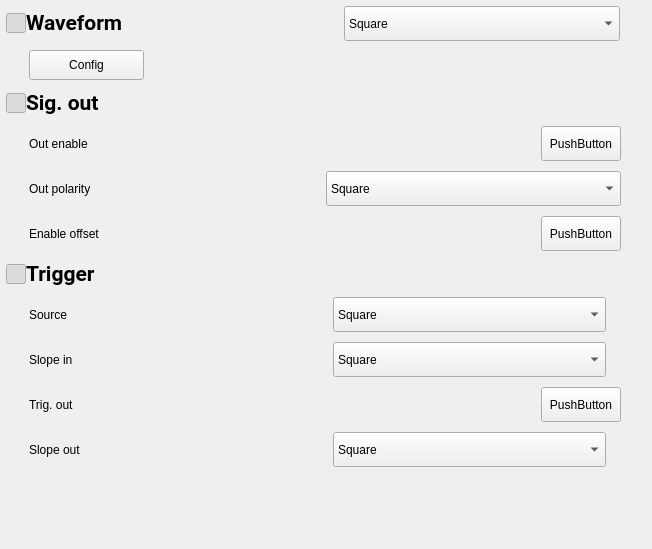
DoND8xforce/tas7061, file tas7061bb/widgets/wgContentHmf2550/wgContentHmf2550.ui: the form before one commit.
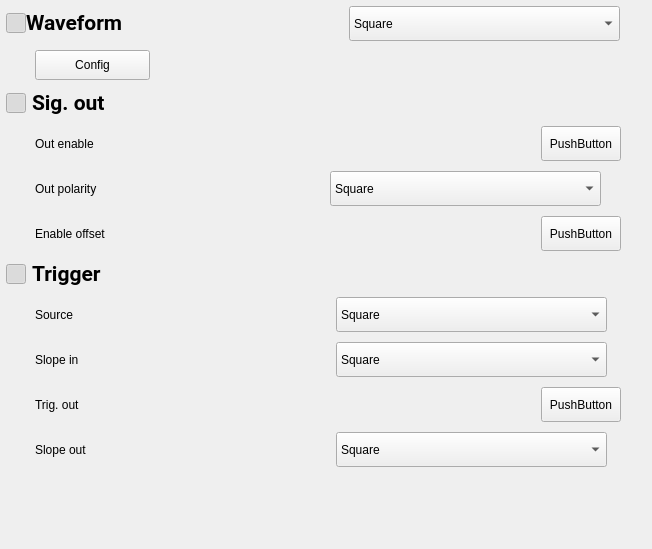
The form after the commit. Icons and pictures are not drawn.

Patch:
```diff
--- a/tas7061bb/widgets/wgContentHmf2550/wgContentHmf2550.ui
+++ b/tas7061bb/widgets/wgContentHmf2550/wgContentHmf2550.ui
@@ -132,13 +132,13 @@
            </property>
            <property name="minimumSize">
             <size>
-             <width>276</width>
+             <width>271</width>
              <height>35</height>
             </size>
            </property>
            <property name="maximumSize">
             <size>
-             <width>276</width>
+             <width>271</width>
              <height>16777215</height>
             </size>
            </property>
@@ -194,7 +194,7 @@
           <item>
            <layout class="QHBoxLayout" name="horizontalLayout">
             <property name="leftMargin">
-             <number>14</number>
+             <number>20</number>
             </property>
             <item>
              <widget class="QPushButton" name="pushButton_8">
@@ -237,7 +237,7 @@
        <item>
         <layout class="QHBoxLayout" name="horizontalLayout_5">
          <property name="spacing">
-          <number>0</number>
+          <number>6</number>
          </property>
          <item>
           <widget class="QPushButton" name="btnSignalOut">
@@ -337,10 +337,10 @@
           <item>
            <layout class="QGridLayout" name="gridLayout">
             <property name="leftMargin">
-             <number>14</number>
+             <number>20</number>
             </property>
             <property name="horizontalSpacing">
-             <number>226</number>
+             <number>224</number>
             </property>
             <property name="verticalSpacing">
              <number>10</number>
@@ -386,10 +386,16 @@
              <widget class="QComboBox" name="comboBox_2">
               <property name="minimumSize">
                <size>
-                <width>273</width>
+                <width>271</width>
                 <height>35</height>
                </size>
               </property>
+              <property name="maximumSize">
+               <size>
+                <width>271</width>
+                <height>16777215</height>
+               </size>
+              </property>
               <item>
                <property name="text">
                 <string>Square</string>
@@ -471,7 +477,7 @@
        <item>
         <layout class="QHBoxLayout" name="horizontalLayout_11">
          <property name="spacing">
-          <number>0</number>
+          <number>6</number>
          </property>
          <item>
           <widget class="QPushButton" name="btnTrigger">
@@ -568,10 +574,10 @@
           <item>
            <layout class="QGridLayout" name="gridLayout_2">
             <property name="leftMargin">
-             <number>14</number>
+             <number>20</number>
             </property>
             <property name="horizontalSpacing">
-             <number>252</number>
+             <number>249</number>
             </property>
             <property name="verticalSpacing">
              <number>10</number>
@@ -610,13 +616,13 @@
              <widget class="QComboBox" name="comboBox_3">
               <property name="minimumSize">
                <size>
-                <width>273</width>
+                <width>271</width>
                 <height>35</height>
                </size>
               </property>
               <property name="maximumSize">
                <size>
-                <width>273</width>
+                <width>271</width>
                 <height>16777215</height>
                </size>
               </property>
@@ -674,13 +680,13 @@
              <widget class="QComboBox" name="comboBox_4">
               <property name="minimumSize">
                <size>
-                <width>273</width>
+                <width>271</width>
                 <height>35</height>
                </size>
               </property>
               <property name="maximumSize">
                <size>
-                <width>273</width>
+                <width>271</width>
                 <height>16777215</height>
                </size>
               </property>
@@ -710,13 +716,13 @@
              <widget class="QComboBox" name="comboBox_5">
               <property name="minimumSize">
                <size>
-                <width>273</width>
+                <width>271</width>
                 <height>35</height>
                </size>
               </property>
               <property name="maximumSize">
                <size>
-                <width>273</width>
+                <width>271</width>
                 <height>16777215</height>
                </size>
               </property>
```
Left out of the diff: 4 changed lines with no effect on the pictures.
